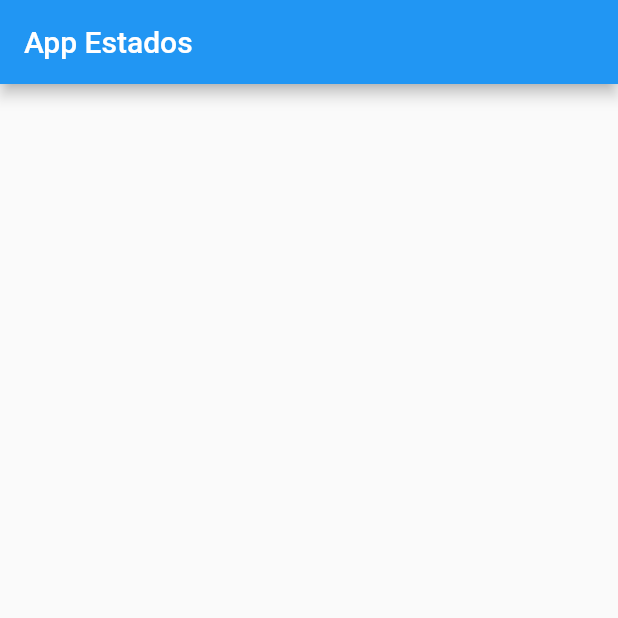
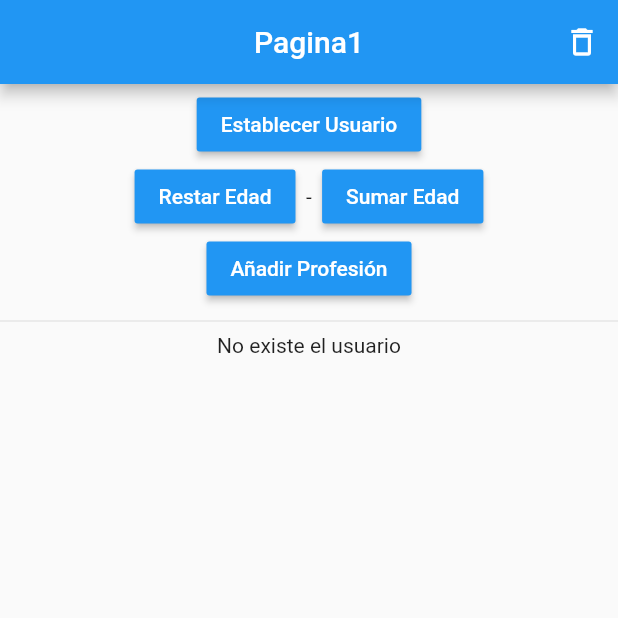
Before and after one commit to joanmc11/estados_getx_bloc, a Flutter app: the screen it shows after launch, on a phone screen of 412 x 824 dp, the top half of it. Run offline on Flutter 3.47's test engine with Material 2 defaults, Android fonts, the phone set to English and light mode, and no system bars; our stand-ins replace bloc, flutter_bloc.

Commit message:
Gestion de estados con bloc

```diff
--- /dev/null
+++ b/lib/bloc/usuario_bloc.dart
@@ -0,0 +1,46 @@
+import 'package:bloc/bloc.dart';
+// ignore: depend_on_referenced_packages
+import 'package:meta/meta.dart';
+
+import '../models/usuario.dart';
+
+part 'usuario_event.dart';
+part 'usuario_state.dart';
+
+class UsuarioBloc extends Bloc<UsuarioEvent, UsuarioState> {
+  UsuarioBloc() : super(const UsuarioInitialState()) {
+    on<ActivateUsuario>((event, emit) => emit(UsuarioSetState(event.usuario)));
+
+    on<DeleteUsuario>((event, emit) => emit(const UsuarioInitialState()));
+
+    on<AddUpAge>(
+      ((event, emit) {
+        if (!state.existUser) return;
+       final newAge = state.usuario!.edad + event.numberToOperate;
+        emit(UsuarioSetState(state.usuario!.copyWith(edad: newAge)));
+      }),
+    );
+    on<SubstractAge>(
+      ((event, emit) {
+        if (!state.existUser) return;
+       int newAge = state.usuario!.edad - event.numberToOperate;
+       if(newAge<0){
+        newAge = 0;
+       }
+        emit(UsuarioSetState(state.usuario!.copyWith(edad: newAge)));
+      }),
+    );
+
+    on<AddProfesion>(
+      ((event, emit) {
+        if (!state.existUser) return;
+
+        final newProfesiones = [...state.usuario!.profesiones, event.profesion];
+
+
+        emit(UsuarioSetState(
+            state.usuario!.copyWith(profesiones: newProfesiones)));
+      }),
+    );
+  }
+}
--- /dev/null
+++ b/lib/bloc/usuario_event.dart
@@ -0,0 +1,37 @@
+part of 'usuario_bloc.dart';
+
+@immutable
+abstract class UsuarioEvent {}
+
+class ActivateUsuario extends UsuarioEvent {
+  final Usuario usuario;
+  ActivateUsuario(this.usuario);
+}
+
+abstract class ChangeUsuarioAge extends UsuarioEvent{
+//Si quisieramos sumar/restar... de dos en dos, tres, cuatro... pasariamos el numero a esta clase
+final int numberToOperate;
+ChangeUsuarioAge(this.numberToOperate);
+}
+
+class AddUpAge extends ChangeUsuarioAge{
+  AddUpAge(super.numberToOperate);
+
+}
+class SubstractAge extends ChangeUsuarioAge{
+  SubstractAge(super.numberToOperate);
+
+}
+
+
+
+
+class AddProfesion extends UsuarioEvent{
+  final String profesion;
+  AddProfesion(this.profesion);
+}
+
+class DeleteUsuario extends UsuarioEvent{
+
+
+}
--- /dev/null
+++ b/lib/bloc/usuario_state.dart
@@ -0,0 +1,22 @@
+part of 'usuario_bloc.dart';
+
+@immutable
+abstract class UsuarioState {
+  final bool existUser;
+  final Usuario? usuario;
+
+  const UsuarioState({
+    this.existUser = false,
+    this.usuario,
+  });
+}
+
+class UsuarioInitialState extends UsuarioState {
+  const UsuarioInitialState() : super(existUser: false, usuario: null);
+}
+
+class UsuarioSetState extends UsuarioState {
+  final Usuario newUsuario;
+  const UsuarioSetState(this.newUsuario)
+      : super(existUser: true, usuario: newUsuario);
+}
--- a/lib/main.dart
+++ b/lib/main.dart
@@ -3,7 +3,7 @@ import 'package:flutter/material.dart';
 import 'package:flutter_bloc/flutter_bloc.dart';
 
 import 'bloc/usuario_bloc.dart';
-//import 'pages/page_1.dart';
+import 'pages/page_1.dart';
 
 void main() => runApp(const MyApp());
 
@@ -30,16 +30,3 @@ class MyApp extends StatelessWidget {
     );
   }
 }
-
-class PageApp extends StatelessWidget {
-  const PageApp({super.key});
-
-  @override
-  Widget build(BuildContext context) {
-    return Scaffold(
-      appBar: AppBar(
-        title: Text('App Estados'),
-      ),
-    );
-  }
-}
--- /dev/null
+++ b/lib/models/usuario.dart
@@ -0,0 +1,23 @@
+// ignore_for_file: public_member_api_docs, sort_constructors_first
+class Usuario {
+  String nombre;
+  int edad;
+  List<String> profesiones;
+
+  Usuario({
+    required this.nombre,
+    required this.edad,
+    required this.profesiones,
+  });
+
+  copyWith({
+    String? nombre,
+    int? edad,
+    List<String>? profesiones,
+  }) =>
+      Usuario(
+        nombre: nombre ?? this.nombre,
+        edad: edad ?? this.edad,
+        profesiones: profesiones ?? this.profesiones,
+      );
+}
--- /dev/null
+++ b/lib/pages/page_1.dart
@@ -0,0 +1,47 @@
+import 'package:estados_prueba/widgets/change_usuario_info.dart';
+import 'package:flutter/material.dart';
+import 'package:flutter_bloc/flutter_bloc.dart';
+
+import '../bloc/usuario_bloc.dart';
+import '../widgets/show_user_info.dart';
+
+class PageApp extends StatelessWidget {
+  const PageApp({super.key});
+
+  @override
+  Widget build(BuildContext context) {
+    return Scaffold(
+      appBar: AppBar(
+        title: const Text('Pagina1'),
+        centerTitle: true,
+        actions: [
+          IconButton(
+            onPressed: () {
+              BlocProvider.of<UsuarioBloc>(context, listen: false)
+                  .add(DeleteUsuario());
+            },
+            icon: const Icon(Icons.delete_outline),
+          )
+        ],
+      ),
+      body: Column(
+        children: [
+          const ChangeUserInfo(),
+          const Divider(),
+          BlocBuilder<UsuarioBloc, UsuarioState>(
+            builder: (_, state) {
+              return state.existUser
+                  ? InformacionUsuario(
+                      usuario: state.usuario!,
+                      controller: ScrollController(keepScrollOffset: true),
+                    )
+                  : const Center(
+                      child: Text('No existe el usuario'),
+                    );
+            },
+          ),
+        ],
+      ),
+    );
+  }
+}
--- /dev/null
+++ b/lib/widgets/change_usuario_info.dart
@@ -0,0 +1,81 @@
+import 'package:flutter/material.dart';
+import 'package:flutter_bloc/flutter_bloc.dart';
+
+import '../bloc/usuario_bloc.dart';
+import '../models/usuario.dart';
+
+class ChangeUserInfo extends StatelessWidget {
+  const ChangeUserInfo({super.key});
+
+  @override
+  Widget build(BuildContext context) {
+    final userBloc = BlocProvider.of<UsuarioBloc>(context, listen: false);
+    return SizedBox(
+      height: 150,
+      child: Center(
+        child: Column(
+          mainAxisAlignment: MainAxisAlignment.center,
+          children: [
+            MaterialButton(
+              onPressed: () {
+                final usuario = Usuario(
+                  nombre: 'Joan',
+                  edad: 26,
+                  profesiones: [
+                    'Domador de cabras',
+                    'Silvador gomero',
+                    'Escritor de etiquetas'
+                  ],
+                );
+                userBloc.add(ActivateUsuario(usuario));
+              },
+              color: Colors.blue,
+              child: const Text(
+                'Establecer Usuario',
+                style: TextStyle(color: Colors.white),
+              ),
+            ),
+            Row(
+              mainAxisAlignment: MainAxisAlignment.center,
+              children: [
+                //Restar edad
+                MaterialButton(
+                  onPressed: () {
+                    userBloc.add(SubstractAge(1));
+                  },
+                  color: Colors.blue,
+                  child: const Text(
+                    'Restar Edad',
+                    style: TextStyle(color: Colors.white),
+                  ),
+                ),
+                const Text('  -  '),
+                //Sumar edad
+                MaterialButton(
+                  onPressed: () {
+                    userBloc.add(AddUpAge(1));
+                  },
+                  color: Colors.blue,
+                  child: const Text(
+                    'Sumar Edad',
+                    style: TextStyle(color: Colors.white),
+                  ),
+                ),
+              ],
+            ),
+            MaterialButton(
+              onPressed: () {
+                userBloc.add(AddProfesion('Nueva Profesion'));
+              },
+              color: Colors.blue,
+              child: const Text(
+                'Añadir Profesión',
+                style: TextStyle(color: Colors.white),
+              ),
+            )
+          ],
+        ),
+      ),
+    );
+  }
+}
```
Also changed, not shown: lib/widgets/show_user_info.dart (added, +61 -0 lines).
